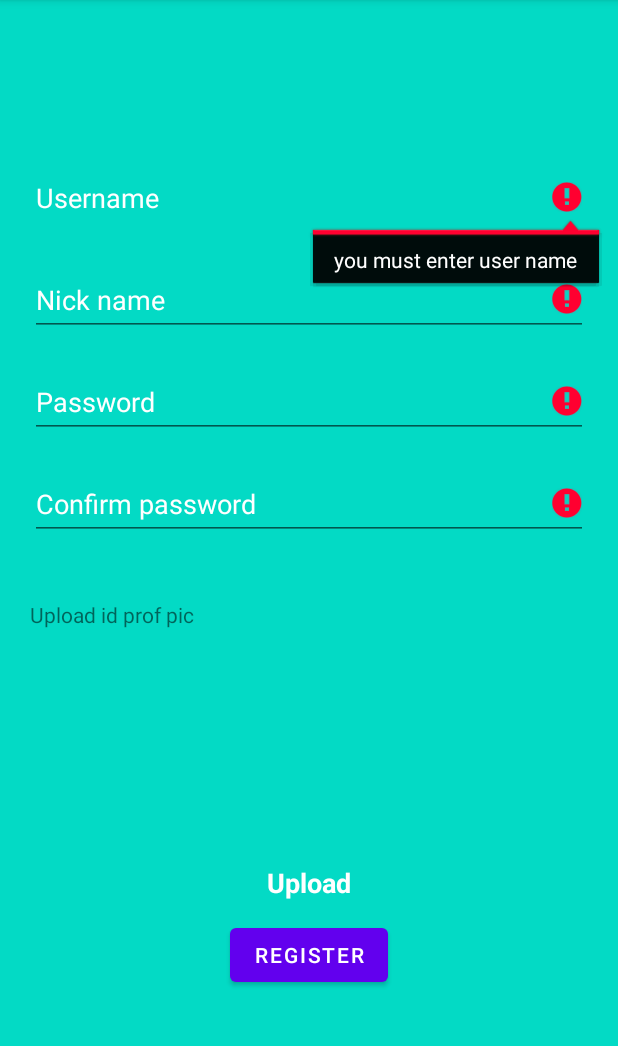
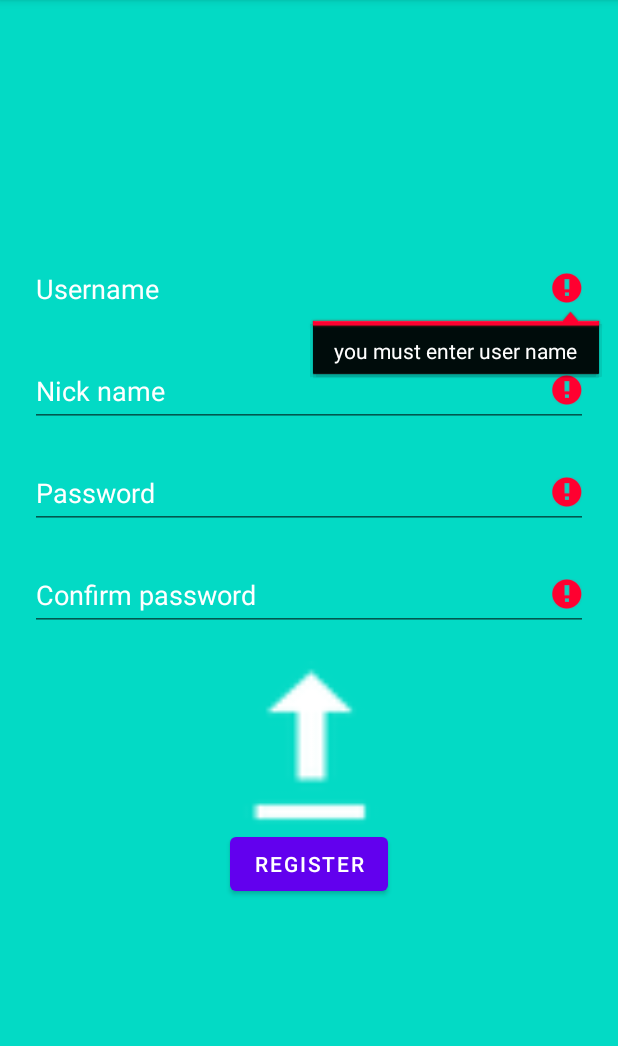
Before and after one commit to NoamCohen48/WhenAppAndroid2, an Android app: the RegisterActivity screen opened directly, with no data from a screen before it, after a tap on "REGISTER", on a phone screen of 412 x 824 dp, the part 84-1130 px from its top. Run offline under Robolectric (Android 15) with nearby library versions, the phone set to English and light mode, and no system bars; pictures from the network do not load.

```diff
--- a/app/build.gradle
+++ b/app/build.gradle
@@ -27,9 +27,6 @@ android {
         targetCompatibility JavaVersion.VERSION_1_8
     }
 
-    buildFeatures {
-        viewBinding true
-    }
     buildFeatures {
         viewBinding true
     }
--- a/app/src/main/java/com/example/whenappandroid/Register/RegisterActivity.java
+++ b/app/src/main/java/com/example/whenappandroid/Register/RegisterActivity.java
@@ -1,56 +1,39 @@
 package com.example.whenappandroid.Register;
 
-import androidx.annotation.Nullable;
+import androidx.activity.result.ActivityResultLauncher;
+import androidx.activity.result.contract.ActivityResultContracts;
 import androidx.appcompat.app.AppCompatActivity;
 
-import android.content.Intent;
 import android.os.Bundle;
-import android.preference.PreferenceManager;
-import android.provider.MediaStore;
 import android.text.TextUtils;
 import android.view.View;
-import android.widget.Button;
 import android.widget.EditText;
-import android.widget.ImageView;
-import android.widget.Toast;
 
-import com.example.whenappandroid.R;
+import com.example.whenappandroid.databinding.ActivityRegisterBinding;
 
 public class RegisterActivity extends AppCompatActivity {
+
+    private ActivityRegisterBinding binding;
     private final int GALLERY_REQ_CODE = 1000;
-    ImageView imgGallery;
-    EditText userName;
-    EditText nickName;
-    EditText password;
-    EditText confirmPassword;
-    Button register;
     @Override
     protected void onCreate(Bundle savedInstanceState) {
         super.onCreate(savedInstanceState);
-        setContentView(R.layout.activity_register);
+        binding = ActivityRegisterBinding.inflate(getLayoutInflater());
+        View view = binding.getRoot();
+        setContentView(view);
 
-        userName = findViewById(R.id.editTextTextPersonName);
-        nickName = findViewById(R.id.editTextTextPersonNickName);
-        password = findViewById(R.id.editTextTextPassword);
-        confirmPassword = findViewById(R.id.editTextTextConfirmPassword);
-
-        register = findViewById(R.id.RegisterBtn);
-
-        register.setOnClickListener(v -> {
+        binding.registerBtn.setOnClickListener(v -> {
             checkDataEntered();
         });
 
-        imgGallery = findViewById(R.id.IdProf);
-        Button btnGallery = findViewById(R.id.UploadBtn);
+        ActivityResultLauncher<String[]> imagePicker =
+                registerForActivityResult(new ActivityResultContracts.OpenDocument(), uri -> {
+                    //contentResolver.takePersistableUriPermission(it, Intent.FLAG_GRANT_READ_URI_PERMISSION)
+                    binding.image.setImageURI(uri);
+                });
 
-        btnGallery.setOnClickListener(new View.OnClickListener() {
-            @Override
-            public void onClick(View v) {
-                Intent iGallery = new Intent(Intent.ACTION_PICK);
-                iGallery.setData(MediaStore.Images.Media.EXTERNAL_CONTENT_URI);
-                //noinspection deprecation
-                startActivityForResult(iGallery, GALLERY_REQ_CODE);
-            }
+        binding.image.setOnClickListener(v -> {
+            imagePicker.launch(new String[]{"image/*"});
         });
     }
     boolean isEmpty(EditText text) {
@@ -69,37 +52,24 @@ public class RegisterActivity extends AppCompatActivity {
         return (p.equals(c));
     }
     void checkDataEntered() {
-        if(isEmpty(userName)) {
-            userName.setError("you must enter user name");
+        if(isEmpty(binding.usernameInputBox)) {
+            binding.usernameInputBox.setError("you must enter user name");
         }
-        if(isEmpty(nickName)) {
-            nickName.setError("you must enter nick name!");
+        if(isEmpty(binding.nicknameInputBox)) {
+            binding.nicknameInputBox.setError("you must enter nick name!");
         }
-        if(isEmpty(password)) {
-            password.setError("you must enter password!");
+        if(isEmpty(binding.passwordInputBox)) {
+            binding.passwordInputBox.setError("you must enter password!");
         }
-        if(isEmpty(confirmPassword)) {
-            confirmPassword.setError("you must confirm your password!");
+        if(isEmpty(binding.confirmPasswordInputBox)) {
+            binding.confirmPasswordInputBox.setError("you must confirm your password!");
         }
-        if(!isPassword(password)) {
-            password.setError("Must contain at least one number and one uppercase" +
+        if(!isPassword(binding.passwordInputBox)) {
+            binding.passwordInputBox.setError("Must contain at least one number and one uppercase" +
                     " and lowercase letter, and at least 8 or more characters");
         }
-        if(!isSame(password,confirmPassword)) {
-            confirmPassword.setError("the password is not the same");
+        if(!isSame(binding.passwordInputBox,binding.confirmPasswordInputBox)) {
+            binding.confirmPasswordInputBox.setError("the password is not the same");
         }
     }
-    @Override
-    protected void onActivityResult(int requestCode, int resultCode, @Nullable Intent data){
-        super.onActivityResult(requestCode, resultCode, data);
-
-        if(requestCode == RESULT_OK){
-            if(requestCode == GALLERY_REQ_CODE){
-                imgGallery.setImageURI(data.getData());
-            }
-        }
-    }
-
-
-
 }
--- a/app/src/main/res/layout/activity_login.xml
+++ b/app/src/main/res/layout/activity_login.xml
@@ -19,7 +19,7 @@
         app:layout_constraintTop_toTopOf="parent">
 
         <EditText
-            android:id="@+id/editTextTextPersonName"
+            android:id="@+id/usernameInputBox"
             android:layout_width="match_parent"
             android:layout_height="wrap_content"
             android:layout_marginBottom="10dp"
@@ -31,7 +31,7 @@
             android:minHeight="70dp" />
 
         <EditText
-            android:id="@+id/editTextTextPassword"
+            android:id="@+id/passwordInputBox"
             android:layout_width="match_parent"
             android:layout_height="wrap_content"
             android:layout_marginBottom="10dp"
--- a/app/src/main/res/layout/activity_register.xml
+++ b/app/src/main/res/layout/activity_register.xml
@@ -18,7 +18,7 @@
         app:layout_constraintTop_toTopOf="parent">
 
         <EditText
-            android:id="@+id/editTextTextPersonName"
+            android:id="@+id/usernameInputBox"
             android:layout_width="match_parent"
             android:layout_height="wrap_content"
             android:layout_marginBottom="20dp"
@@ -29,7 +29,7 @@
             android:minHeight="48dp" />
 
         <EditText
-            android:id="@+id/editTextTextPersonNickName"
+            android:id="@+id/nicknameInputBox"
             android:layout_width="match_parent"
             android:layout_height="wrap_content"
             android:layout_marginBottom="20dp"
@@ -40,7 +40,7 @@
             android:minHeight="48dp" />
 
         <EditText
-            android:id="@+id/editTextTextPassword"
+            android:id="@+id/passwordInputBox"
             android:layout_width="match_parent"
             android:layout_height="wrap_content"
             android:layout_marginBottom="20dp"
@@ -51,7 +51,7 @@
             android:minHeight="48dp" />
 
         <EditText
-            android:id="@+id/editTextTextConfirmPassword"
+            android:id="@+id/confirmPasswordInputBox"
             android:layout_width="match_parent"
             android:layout_height="wrap_content"
             android:layout_marginBottom="20dp"
@@ -60,35 +60,17 @@
             android:textColorHint="@color/white"
             android:inputType="textPassword"
             android:minHeight="48dp" />
-        <TextView
-            android:layout_width="match_parent"
-            android:layout_height="wrap_content"
-            android:layout_marginTop="20dp"
-            android:text="@string/upload_id_prof_pic"/>
 
 
         <ImageView
-            android:id="@+id/IdProf"
+            android:id="@+id/image"
             android:layout_width="match_parent"
-            android:layout_height="120dp"
-            android:src="@drawable/ic_insert_photo_white_48dp"
-            android:layout_marginTop="10dp"
-            android:background="@drawable/editbox"/>
+            android:layout_height="111dp"
+            android:scaleType="fitCenter"
+            app:srcCompat="@android:drawable/stat_sys_upload" />
 
         <Button
-            android:id="@+id/UploadBtn"
-            android:layout_width="180dp"
-            android:layout_height="wrap_content"
-            android:layout_marginTop="15dp"
-            android:text="@string/uploadImage"
-            android:textStyle="bold"
-            android:textAppearance="?android:textAppearanceMedium"
-            android:textColor="@color/white"
-            android:layout_gravity="center"
-            android:background="@drawable/button"/>
-
-        <Button
-            android:id="@+id/RegisterBtn"
+            android:id="@+id/registerBtn"
             android:layout_width="wrap_content"
             android:layout_height="wrap_content"
             android:layout_gravity="center"
```
Also changed, not shown: app/src/main/AndroidManifest.xml (+5 -5 lines), app/src/main/java/com/example/whenappandroid/ChatScreen/AddContactFragment.java (+15 -6 lines), app/src/main/java/com/example/whenappandroid/ChatScreen/ChatScreenActivity.java (+6 -13 lines), app/src/main/java/com/example/whenappandroid/ChatScreen/ContactList/ContactsListFragment.java (+33 -38 lines), app/src/main/java/com/example/whenappandroid/SettingsScreen/SettingsActivity.java (+10 -4 lines), app/src/main/res/layout/activity_chat_screen.xml (+5 -21 lines), app/src/main/res/layout/activity_settings.xml (+22 -12 lines), app/src/main/res/layout/fragment_contacts_list.xml (+30 -7 lines).
